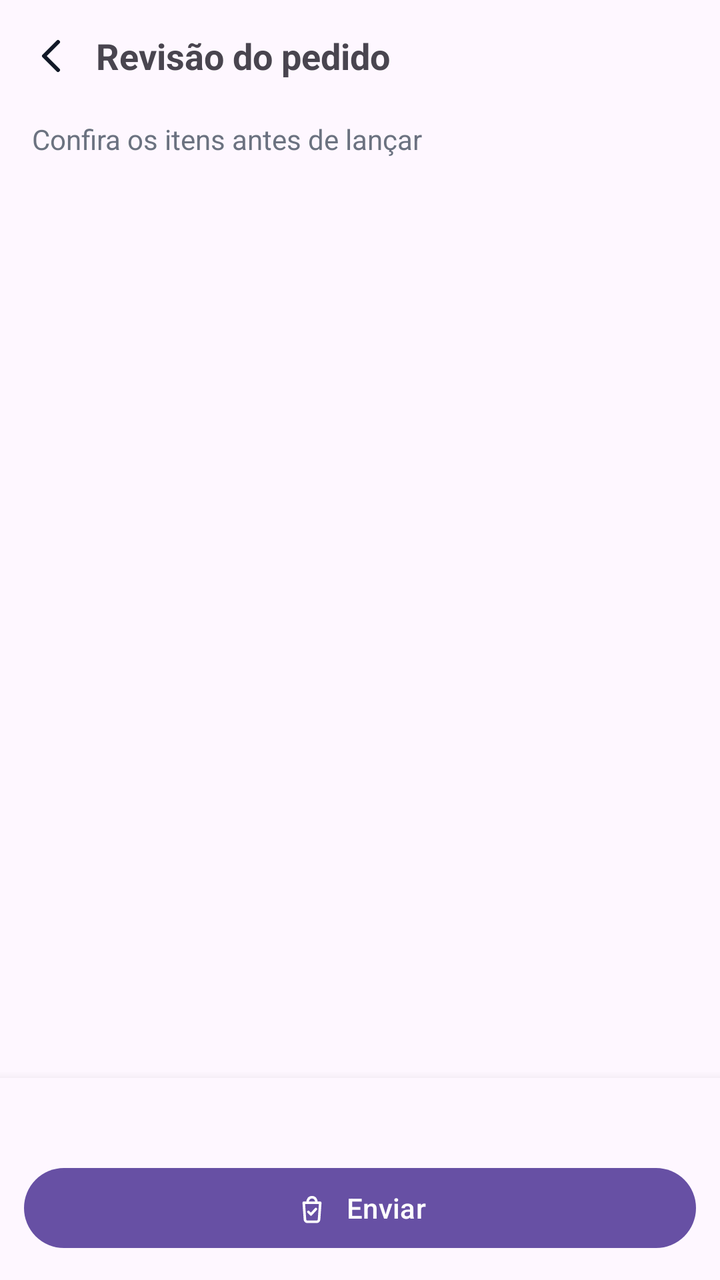
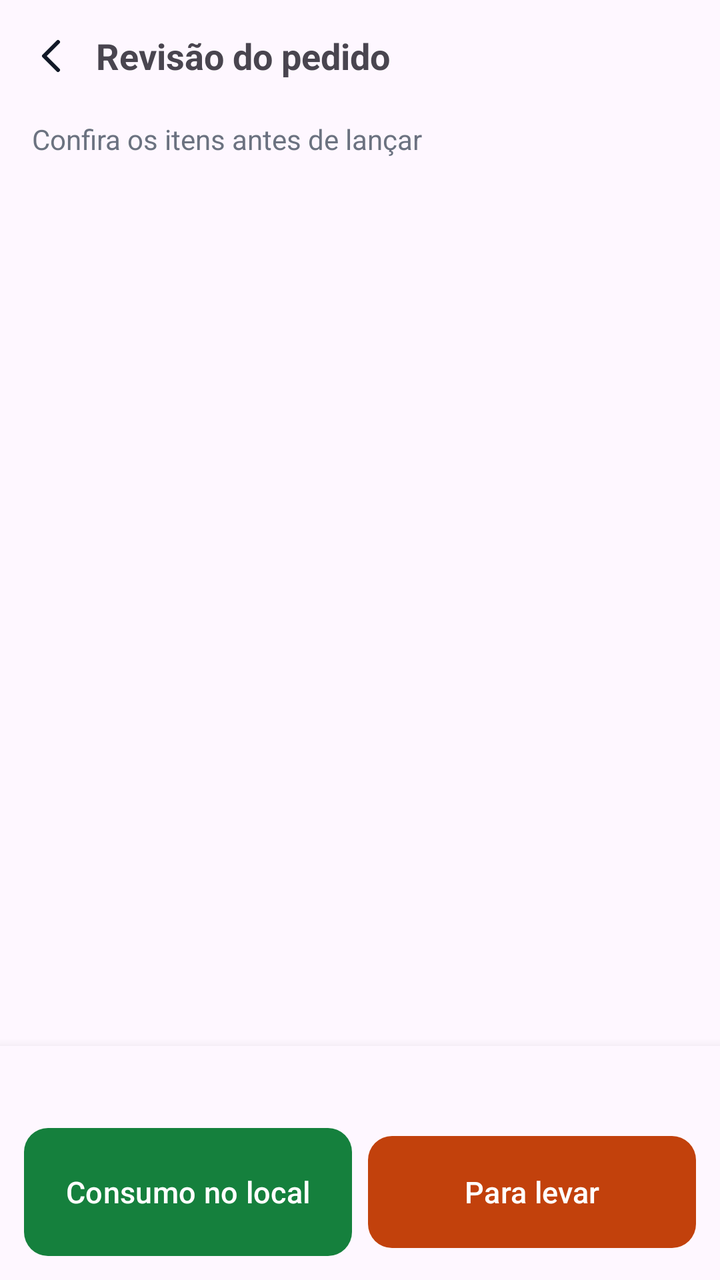

Two renders of the same Android screen: before a commit and after it. Below are the layout's source before the change and the commit's diff.
<!-- AndroidManifest.xml: application theme Theme.POSCompuchat -->
<!-- res/layout/activity_revisao_pedido.xml -->
<?xml version="1.0" encoding="utf-8"?>
<FrameLayout xmlns:android="http://schemas.android.com/apk/res/android"
    xmlns:app="http://schemas.android.com/apk/res-auto"
    android:layout_width="match_parent"
    android:layout_height="match_parent">

    <LinearLayout
        android:layout_width="match_parent"
        android:layout_height="match_parent"
        android:orientation="vertical">

        <LinearLayout
            android:layout_width="match_parent"
            android:layout_height="wrap_content"
            android:gravity="center_vertical"
            android:orientation="horizontal"
            android:paddingHorizontal="4dp"
            android:paddingVertical="6dp">

            <ImageButton
                android:id="@+id/btnBack"
                android:layout_width="44dp"
                android:layout_height="44dp"
                android:background="?attr/selectableItemBackgroundBorderless"
                android:contentDescription="Voltar"
                android:src="@drawable/ic_voltar" />

            <TextView
                android:id="@+id/txtOrderHeader"
                android:layout_width="0dp"
                android:layout_height="wrap_content"
                android:layout_weight="1"
                android:text="Revisão do pedido"
                android:textSize="18sp"
                android:textStyle="bold" />
        </LinearLayout>

        <include
            layout="@layout/include_offline_banner"
            android:layout_width="match_parent"
            android:layout_height="wrap_content"
            android:layout_marginHorizontal="12dp" />

        <TextView
            android:layout_width="match_parent"
            android:layout_height="wrap_content"
            android:paddingHorizontal="16dp"
            android:paddingTop="4dp"
            android:paddingBottom="8dp"
            android:text="Confira os itens antes de lançar"
            android:textColor="#6B7280"
            android:textSize="14sp" />

        <androidx.recyclerview.widget.RecyclerView
            android:id="@+id/listCart"
            android:layout_width="match_parent"
            android:layout_height="0dp"
            android:layout_weight="1"
            android:clipToPadding="false"
            android:paddingHorizontal="12dp"
            android:paddingBottom="8dp" />

        <LinearLayout
            android:layout_width="match_parent"
            android:layout_height="wrap_content"
            android:background="?attr/colorSurface"
            android:elevation="8dp"
            android:orientation="vertical"
            android:padding="12dp">

            <TextView
                android:id="@+id/txtCartTotal"
                android:layout_width="match_parent"
                android:layout_height="wrap_content"
                android:paddingBottom="10dp"
                android:textStyle="bold" />

            <com.google.android.material.button.MaterialButton
                android:id="@+id/btnSend"
                android:layout_width="match_parent"
                android:layout_height="wrap_content"
                android:text="Enviar"
                app:icon="@drawable/ic_sacola"
                app:iconGravity="textStart" />
        </LinearLayout>
    </LinearLayout>

    <LinearLayout
        android:id="@+id/panelOrderStatus"
        android:layout_width="match_parent"
        android:layout_height="match_parent"
        android:background="#F9FAFB"
        android:clickable="true"
        android:focusable="true"
        android:gravity="center"
        android:orientation="vertical"
        android:padding="32dp"
        android:visibility="gone">

        <ProgressBar
            android:id="@+id/progressOrder"
            android:layout_width="48dp"
            android:layout_height="48dp" />

        <ImageView
            android:id="@+id/imgOrderStatus"
            android:layout_width="64dp"
            android:layout_height="64dp"
            android:contentDescription="@null"
            android:visibility="gone" />

        <TextView
            android:id="@+id/txtOrderStatusTitle"
            android:layout_width="wrap_content"
            android:layout_height="wrap_content"
            android:layout_marginTop="16dp"
            android:gravity="center"
            android:text="Enviando pedido…"
            android:textSize="20sp"
            android:textStyle="bold" />

        <TextView
            android:id="@+id/txtOrderStatusSub"
            android:layout_width="wrap_content"
            android:layout_height="wrap_content"
            android:layout_marginTop="8dp"
            android:gravity="center"
            android:textColor="#6B7280"
            android:textSize="14sp"
            android:visibility="gone" />

        <com.google.android.material.button.MaterialButton
            android:id="@+id/btnOrderStatusOk"
            android:layout_width="wrap_content"
            android:layout_height="wrap_content"
            android:layout_marginTop="24dp"
            android:text="Voltar às mesas"
            android:visibility="gone" />
    </LinearLayout>
</FrameLayout>
<!-- res/layout/include_offline_banner.xml (included above) -->
<?xml version="1.0" encoding="utf-8"?>
<LinearLayout xmlns:android="http://schemas.android.com/apk/res/android"
    android:id="@+id/bannerOffline"
    android:layout_width="match_parent"
    android:layout_height="wrap_content"
    android:layout_marginTop="6dp"
    android:layout_marginBottom="6dp"
    android:background="@drawable/bg_offline_banner"
    android:gravity="center_vertical"
    android:orientation="horizontal"
    android:paddingHorizontal="12dp"
    android:paddingVertical="8dp"
    android:visibility="gone">

    <TextView
        android:id="@+id/txtOffline"
        android:layout_width="match_parent"
        android:layout_height="wrap_content"
        android:text="Sem conexão com o servidor"
        android:textColor="#991B1B"
        android:textSize="13sp" />
</LinearLayout>
<!-- resources referenced by this layout -->
<resources>
  <!-- drawable bg_offline_banner (drawable) -->
  <?xml version="1.0" encoding="utf-8"?>
  <shape xmlns:android="http://schemas.android.com/apk/res/android"
      android:shape="rectangle">
      <solid android:color="#FEE2E2" />
      <corners android:radius="8dp" />
  </shape>
  <!-- drawable ic_sacola (drawable) -->
  <?xml version="1.0" encoding="utf-8"?>
  <vector xmlns:android="http://schemas.android.com/apk/res/android"
      android:width="24dp"
      android:height="24dp"
      android:viewportWidth="24"
      android:viewportHeight="24">
      <path
          android:fillColor="#00000000"
          android:pathData="M6.5,8.5 h11 l-0.8,11.2 a1.6,1.6 0 0,1 -1.6,1.5 h-6.2 a1.6,1.6 0 0,1 -1.6,-1.5 z"
          android:strokeWidth="1.7"
          android:strokeColor="#FFFFFF"
          android:strokeLineJoin="round" />
      <path
          android:fillColor="#00000000"
          android:pathData="M9,8.4 C9,6.4 10.1,4.8 12,4.8 C13.9,4.8 15,6.4 15,8.4"
          android:strokeWidth="1.7"
          android:strokeColor="#FFFFFF"
          android:strokeLineCap="round" />
      <path
          android:fillColor="#00000000"
          android:pathData="M9.6,14.6 L11.3,16.3 L14.6,12.7"
          android:strokeWidth="1.7"
          android:strokeColor="#FFFFFF"
          android:strokeLineCap="round"
          android:strokeLineJoin="round" />
  </vector>
  <!-- drawable ic_voltar (drawable) -->
  <?xml version="1.0" encoding="utf-8"?>
  <vector xmlns:android="http://schemas.android.com/apk/res/android"
      android:width="24dp"
      android:height="24dp"
      android:viewportWidth="24"
      android:viewportHeight="24">
      <path
          android:fillColor="#00000000"
          android:pathData="M15,5 L8,12 L15,19"
          android:strokeWidth="2"
          android:strokeColor="#111827"
          android:strokeLineCap="round"
          android:strokeLineJoin="round" />
  </vector>
  <style name="Theme.POSCompuchat" parent="Base.Theme.POSCompuchat" />
  <style name="Base.Theme.POSCompuchat" parent="Theme.Material3.DayNight.NoActionBar">
          <item name="android:statusBarColor">@android:color/transparent</item>
          <item name="android:navigationBarColor">@android:color/transparent</item>
          <item name="android:windowLightStatusBar">true</item>
      </style>
</resources>

<!-- the commit's change to res/layout/activity_revisao_pedido.xml (unified diff, before → after) -->
@@ -75,13 +75,43 @@
                 android:paddingBottom="10dp"
                 android:textStyle="bold" />
 
-            <com.google.android.material.button.MaterialButton
-                android:id="@+id/btnSend"
+            <LinearLayout
                 android:layout_width="match_parent"
                 android:layout_height="wrap_content"
-                android:text="Enviar"
-                app:icon="@drawable/ic_sacola"
-                app:iconGravity="textStart" />
+                android:orientation="horizontal">
+
+                <com.google.android.material.button.MaterialButton
+                    android:id="@+id/btnDineIn"
+                    android:layout_width="0dp"
+                    android:layout_height="wrap_content"
+                    android:layout_marginEnd="8dp"
+                    android:layout_weight="1"
+                    android:gravity="center"
+                    android:insetTop="0dp"
+                    android:insetBottom="0dp"
+                    android:maxLines="2"
+                    android:minHeight="64dp"
+                    android:paddingHorizontal="8dp"
+                    android:text="Consumo no local"
+                    android:textAllCaps="false"
+                    android:textColor="@color/white"
+                    android:textSize="15sp"
+                    app:backgroundTint="@color/pos_dine_in"
+                    app:cornerRadius="12dp" />
+
+                <com.google.android.material.button.MaterialButton
+                    android:id="@+id/btnTakeaway"
+                    android:layout_width="0dp"
+                    android:layout_height="wrap_content"
+                    android:layout_weight="1"
+                    android:minHeight="64dp"
+                    android:text="Para levar"
+                    android:textAllCaps="false"
+                    android:textColor="@color/white"
+                    android:textSize="15sp"
+                    app:backgroundTint="@color/pos_takeaway"
+                    app:cornerRadius="12dp" />
+            </LinearLayout>
         </LinearLayout>
     </LinearLayout>
 
<!-- resource entries referenced after the edit -->
@@ -1,5 +1,8 @@
 <!-- resources referenced by this layout -->
 <resources>
+  <color name="pos_dine_in">#15803D</color>
+  <color name="pos_takeaway">#C2410C</color>
+  <color name="white">#FFFFFFFF</color>
   <!-- drawable bg_offline_banner (drawable) -->
   <?xml version="1.0" encoding="utf-8"?>
   <shape xmlns:android="http://schemas.android.com/apk/res/android"
@@ -7,33 +10,6 @@
       <solid android:color="#FEE2E2" />
       <corners android:radius="8dp" />
   </shape>
-  <!-- drawable ic_sacola (drawable) -->
-  <?xml version="1.0" encoding="utf-8"?>
-  <vector xmlns:android="http://schemas.android.com/apk/res/android"
-      android:width="24dp"
-      android:height="24dp"
-      android:viewportWidth="24"
-      android:viewportHeight="24">
-      <path
-          android:fillColor="#00000000"
-          android:pathData="M6.5,8.5 h11 l-0.8,11.2 a1.6,1.6 0 0,1 -1.6,1.5 h-6.2 a1.6,1.6 0 0,1 -1.6,-1.5 z"
-          android:strokeWidth="1.7"
-          android:strokeColor="#FFFFFF"
-          android:strokeLineJoin="round" />
-      <path
-          android:fillColor="#00000000"
-          android:pathData="M9,8.4 C9,6.4 10.1,4.8 12,4.8 C13.9,4.8 15,6.4 15,8.4"
-          android:strokeWidth="1.7"
-          android:strokeColor="#FFFFFF"
-          android:strokeLineCap="round" />
-      <path
-          android:fillColor="#00000000"
-          android:pathData="M9.6,14.6 L11.3,16.3 L14.6,12.7"
-          android:strokeWidth="1.7"
-          android:strokeColor="#FFFFFF"
-          android:strokeLineCap="round"
-          android:strokeLineJoin="round" />
-  </vector>
   <!-- drawable ic_voltar (drawable) -->
   <?xml version="1.0" encoding="utf-8"?>
   <vector xmlns:android="http://schemas.android.com/apk/res/android"
